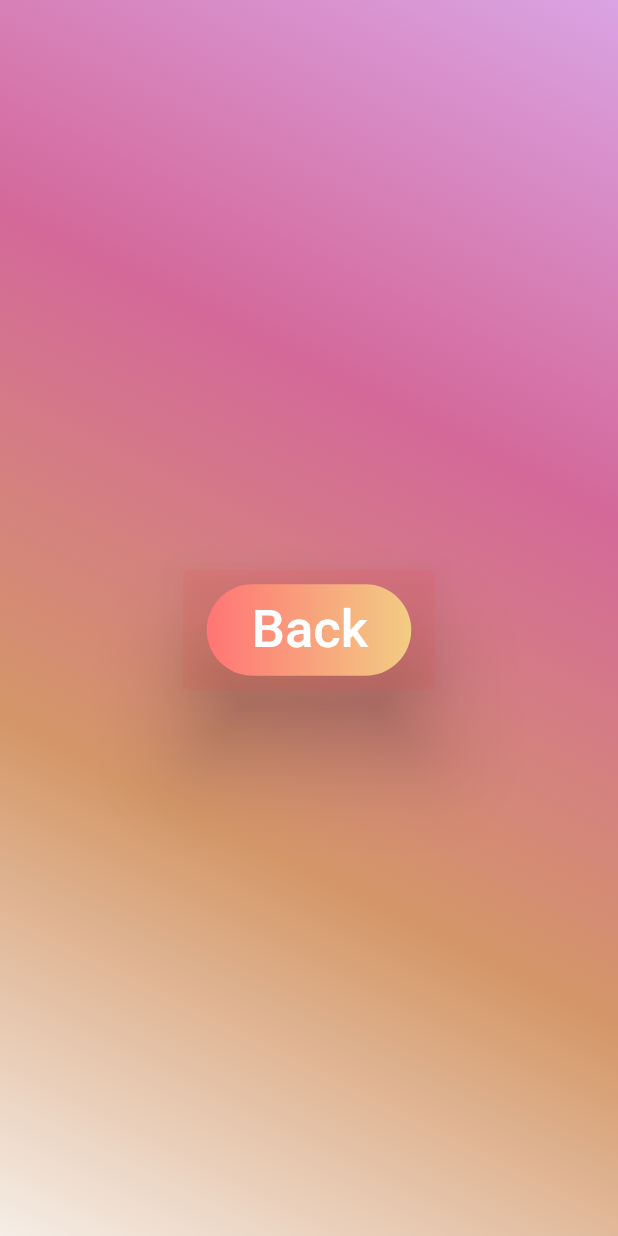
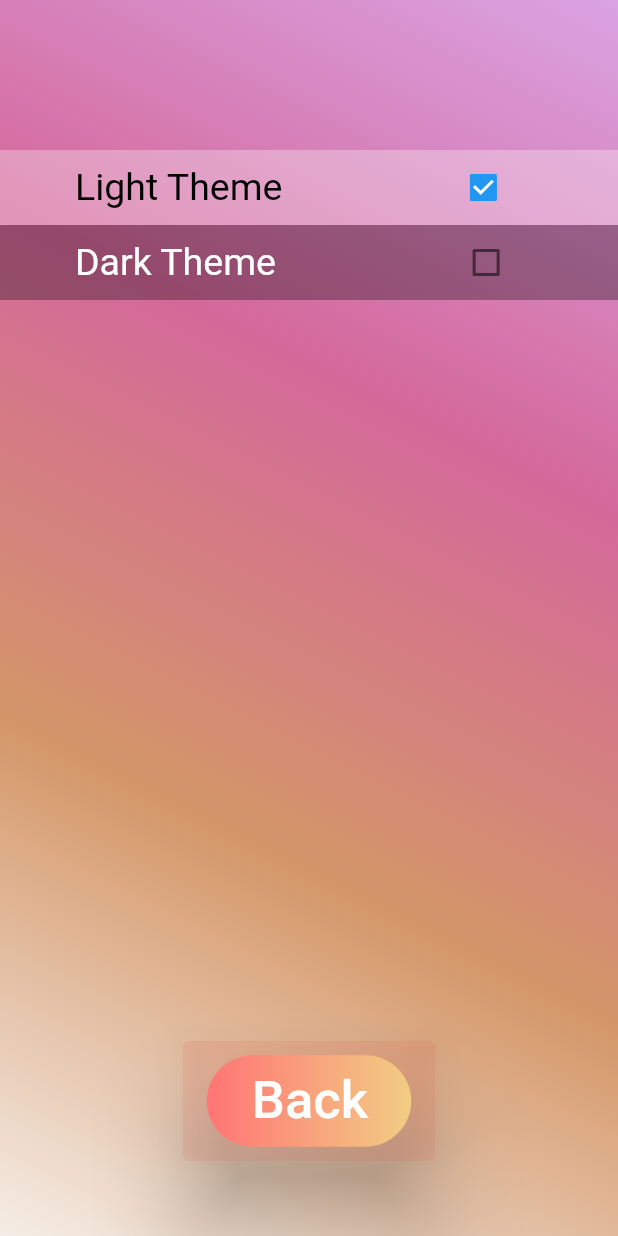
Before and after one commit to redlabib/Sound-Memory-Red-, a Flutter app: the screen it shows after launch, after a tap on "Settings", on a phone screen of 412 x 824 dp. Run offline on Flutter 3.47's test engine with Material 2 defaults, Android fonts, the phone set to English and light mode, and no system bars; drawn by our look-alikes of animated_background.

Commit message:
Settingspage added

```diff
--- a/lib/settingspage.dart
+++ b/lib/settingspage.dart
@@ -1,10 +1,13 @@
 import 'package:flutter/material.dart';
 import 'package:animated_background/animated_background.dart';
-class settingspage extends StatelessWidget{
 
-@override
-Widget build(BuildContext context) {
-  return Scaffold(
+class settingspage extends StatelessWidget {
+  bool isLight = true;
+  bool isDark = false;
+
+  @override
+  Widget build(BuildContext context) {
+    return Scaffold(
       body: Container(
         decoration: BoxDecoration(
           gradient: LinearGradient(
@@ -22,16 +25,72 @@ Widget build(BuildContext context) {
           child: Column(
             mainAxisAlignment: MainAxisAlignment.center,
             children: [
+              Expanded(
 
+                child: ListView(
+                  children: <Widget>[
+                    const SizedBox(height: 100),
+                    Container(
+                      height: 50,
+                      color: Color(0xFFffffff).withOpacity(0.3),
+                      child: Row(
+                        children: [
+                          Container(
+                              padding:
+                                  const EdgeInsets.fromLTRB(50, 10, 20, 10),
+                              child: Text(
+                                'Light Theme',
+                                style: TextStyle(
+                                    fontSize: 25, color: Color(0xFF000000)),
+                              )),
+                          const SizedBox(width: 90),
+                          Checkbox(
+                              value: isLight,
+                              onChanged: (bool? value) {
+                                setState(() {
+                                  isLight = value!;
+                                });
+                              }),
+                        ],
+                      ),
+                    ),
+                    Container(
+                      height: 50,
+                      color: Color(0xFF000000).withOpacity(0.3),
+                      child: Row(
+                        children: [
+                          Container(
+                              padding:
+                                  const EdgeInsets.fromLTRB(50, 10, 20, 10),
+                              child: Text(
+                                'Dark Theme ',
+                                style: TextStyle(
+                                    fontSize: 25,  color: Color(0xFFffffff)),
+                              )),
+                          const SizedBox(width: 90),
+                          Checkbox(
+                              value: isDark,
+                              onChanged: (bool? value) {
+                                setState(() {
+                                  isDark = value!;
+                                });
+                              }),
+                        ],
+                      ),
+                    ),
+                  ],
+                ),
+              ),
               const SizedBox(height: 16),
               ElevatedButton(
                   style: ElevatedButton.styleFrom(
                     primary: Colors.red.withOpacity(0.1),
                     minimumSize: Size(150, 80),
                     elevation: 25,
-
                   ),
-                  onPressed: () {Navigator.pop(context);},
+                  onPressed: () {
+                    Navigator.pop(context);
+                  },
                   child: Container(
                       decoration: BoxDecoration(
                         gradient: LinearGradient(colors: [
@@ -45,12 +104,14 @@ Widget build(BuildContext context) {
                         'Back ',
                         style:
                             TextStyle(fontSize: 35, color: Color(0xFFffffff)),
-                      )))
+                      ))),
+              const SizedBox(height: 50),
             ],
           ),
         ),
       ),
     );
+  }
+
+  void setState(Null Function() param0) {}
 }
-
-}
--- a/lib/splash.dart
+++ b/lib/splash.dart
@@ -16,7 +16,7 @@ class _SplashState extends State<Splash> {
   }
 
   _navigatetohome() async {
-    await Future.delayed(Duration(milliseconds: 2000), () {});
+    await Future.delayed(Duration(milliseconds: 2500), () {});
     Navigator.pushReplacement(context,
         MaterialPageRoute(builder: (context) => MyHomePage(title: 'title')));
   }
@@ -24,7 +24,19 @@ class _SplashState extends State<Splash> {
   @override
   Widget build(BuildContext context) {
     return Scaffold(
-      body: Center(
+      body: Container(
+        decoration: BoxDecoration(
+          gradient: LinearGradient(
+            colors: [
+              Color(0xFFdaa3e3),
+              Color(0xFFd4689a),
+              Color(0xFFd49768),
+              Color(0xFFf5ede6),
+            ],
+            begin: Alignment.topRight,
+            end: Alignment.bottomLeft,
+          ),),
+        child: Center(
           child: Column(mainAxisAlignment: MainAxisAlignment.center, children: [
             Container(
               height: 100,
@@ -38,11 +50,12 @@ class _SplashState extends State<Splash> {
               ),
             ),
             Container(
-            child: Text('Splash Screen',
+              child: Text('D N Productions LLC',
                   style: TextStyle(fontSize: 24, fontWeight: FontWeight.bold)),
             ),
           ]),
         ),
+      ),
     );
   }
 }
```
Also changed, not shown: pubspec.lock. Lines whose indentation alone changed are shown as unchanged.
